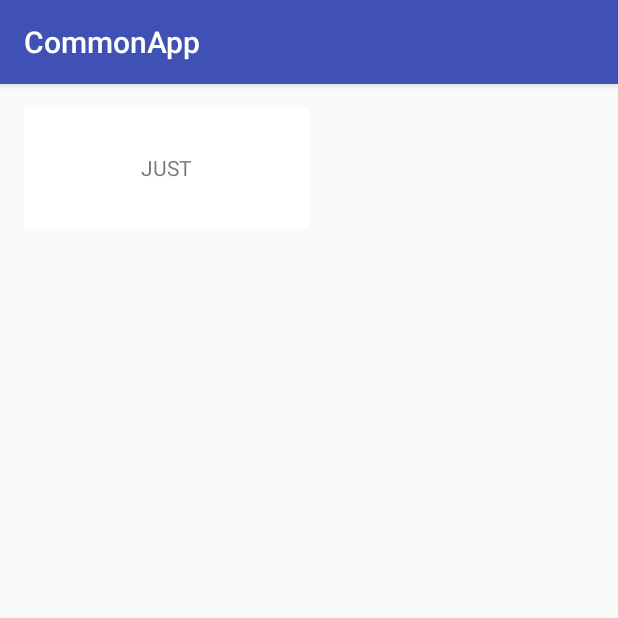
After one commit to yushilei1218/CommonApp, an Android app: the RxJavaActivity screen opened directly, with no data from a screen before it, on a phone screen of 412 x 824 dp, the top half of it. The commit adds this screen. Run offline under Robolectric (Android 15) with nearby library versions, the light colour scheme and no system bars; our stand-ins replace RxJava.

Commit message:
1： 项目引入RxJava2 开始进一步学习RxJava

```diff
--- a/app/build.gradle
+++ b/app/build.gradle
@@ -59,4 +59,6 @@ dependencies {
     testCompile 'junit:junit:4.12'
     debugCompile 'com.squareup.leakcanary:leakcanary-android:1.5.1'
     releaseCompile 'com.squareup.leakcanary:leakcanary-android-no-op:1.5.1'
+    compile 'io.reactivex.rxjava2:rxjava:2.1.2'
+    compile 'io.reactivex.rxjava2:rxandroid:2.0.1'
 }
--- a/app/src/main/AndroidManifest.xml
+++ b/app/src/main/AndroidManifest.xml
@@ -56,7 +56,8 @@
         <activity android:name=".ui.map.MapActivity" />
         <activity android:name=".ui.mvp.view.HomeActivity" />
         <activity android:name=".ui.swipelayout.SwipeLayoutActivity" />
-        <activity android:name=".ui.fragment.PagerFragmentActivity"></activity>
+        <activity android:name=".ui.fragment.PagerFragmentActivity" />
+        <activity android:name=".ui.rxjava.RxJavaActivity"></activity>
     </application>
 
 </manifest>
--- a/app/src/main/java/com/yushilei/commonapp/common/constant/Constant.java
+++ b/app/src/main/java/com/yushilei/commonapp/common/constant/Constant.java
@@ -15,4 +15,5 @@ public interface Constant {
     String XMLY = "喜马拉雅";
     String DrawLayout = "DrawLayout";
     String PagerFragment = "PagerFragment";
+    String RxJava2 = "RxJava2";
 }
--- a/app/src/main/java/com/yushilei/commonapp/ui/home/MainActivity.java
+++ b/app/src/main/java/com/yushilei/commonapp/ui/home/MainActivity.java
@@ -23,6 +23,7 @@ import com.yushilei.commonapp.ui.multilv.MultiListViewActivity;
 import com.yushilei.commonapp.ui.multirecycler.MultiRecyclerActivity;
 import com.yushilei.commonapp.ui.mvp.view.HomeActivity;
 import com.yushilei.commonapp.ui.ptr.PtrZpActivity;
+import com.yushilei.commonapp.ui.rxjava.RxJavaActivity;
 import com.yushilei.commonapp.ui.swipelayout.SwipeLayoutActivity;
 import com.yushilei.commonapp.ui.test.TestActivity;
 
@@ -48,6 +49,7 @@ public class MainActivity extends BaseActivity {
         HomeItem item7 = new HomeItem(new HomeBean(Constant.XMLY));
         HomeItem item8 = new HomeItem(new HomeBean(Constant.DrawLayout));
         HomeItem item9 = new HomeItem(new HomeBean(Constant.PagerFragment));
+        HomeItem item10 = new HomeItem(new HomeBean(Constant.RxJava2));
         data.add(item1);
         data.add(item2);
         data.add(item3);
@@ -57,6 +59,7 @@ public class MainActivity extends BaseActivity {
         data.add(item7);
         data.add(item8);
         data.add(item9);
+        data.add(item10);
         adapter.addAll(data);
     }
 
@@ -114,6 +117,9 @@ public class MainActivity extends BaseActivity {
                 case Constant.PagerFragment:
                     intent = new Intent(MainActivity.this, PagerFragmentActivity.class);
                     break;
+                case Constant.RxJava2:
+                    intent = new Intent(MainActivity.this, RxJavaActivity.class);
+                    break;
             }
             if (intent != null)
                 MainActivity.this.startActivity(intent);
--- /dev/null
+++ b/app/src/main/java/com/yushilei/commonapp/ui/rxjava/RxJavaActivity.java
@@ -0,0 +1,119 @@
+package com.yushilei.commonapp.ui.rxjava;
+
+
+import android.util.Log;
+import android.view.View;
+import android.widget.GridView;
+import android.widget.TextView;
+
+import com.yushilei.commonapp.R;
+import com.yushilei.commonapp.common.adapter.BaseViewHolder;
+import com.yushilei.commonapp.common.adapter.ItemWrapper;
+import com.yushilei.commonapp.common.adapter.MultiBaseAdapter;
+import com.yushilei.commonapp.common.base.BaseActivity;
+
+import java.util.LinkedList;
+import java.util.List;
+
+import io.reactivex.Observable;
+import io.reactivex.ObservableEmitter;
+import io.reactivex.ObservableOnSubscribe;
+import io.reactivex.Observer;
+import io.reactivex.Scheduler;
+import io.reactivex.android.schedulers.AndroidSchedulers;
+import io.reactivex.annotations.NonNull;
+import io.reactivex.disposables.Disposable;
+import io.reactivex.schedulers.Schedulers;
+
+public class RxJavaActivity extends BaseActivity {
+
+    @Override
+    protected int getLayoutId() {
+        return R.layout.activity_rx_java;
+    }
+
+    @Override
+    public void initView() {
+        GridView grid = (GridView) findView(R.id.rxjava_grid);
+        MultiBaseAdapter adapter = new MultiBaseAdapter(1);
+        grid.setAdapter(adapter);
+        List<ItemWrapper> data = new LinkedList<>();
+        data.add(new BeanWrapper(JUST));
+        adapter.addAll(data);
+
+
+    }
+
+    public static final String JUST = "JUST";
+
+    private void recordLog(String msg) {
+
+    }
+
+    private void just() {
+        Observable.create(new ObservableOnSubscribe<Integer>() {
+            @Override
+            public void subscribe(@NonNull ObservableEmitter<Integer> e) throws Exception {
+                Log.i(getTAG(), "subscribe " + Thread.currentThread().getName());
+                e.onNext(1);
+                e.onNext(2);
+                e.onNext(3);
+                e.onComplete();
+            }
+        }).subscribeOn(Schedulers.io())
+                .observeOn(AndroidSchedulers.mainThread())
+                .subscribe(new Observer<Integer>() {
+                    private Disposable disposable;
+
+                    @Override
+                    public void onSubscribe(@NonNull Disposable d) {
+                        disposable = d;
+                    }
+
+                    @Override
+                    public void onNext(@NonNull Integer integer) {
+                        Log.i(getTAG(), "onNext " + integer + " " + Thread.currentThread().getName());
+                        if (integer == 2) {
+                            disposable.dispose();
+                        }
+                    }
+
+                    @Override
+                    public void onError(@NonNull Throwable e) {
+                        Log.i(getTAG(), "onError " + e.getMessage());
+                    }
+
+                    @Override
+                    public void onComplete() {
+                        Log.i(getTAG(), "onComplete ");
+                    }
+                });
+    }
+
+    private final class BeanWrapper extends ItemWrapper<String> implements View.OnClickListener {
+        BeanWrapper(String bean) {
+            super(bean);
+        }
+
+        @Override
+        public int getLayoutRes() {
+            return R.layout.item_grid;
+        }
+
+        @Override
+        public void onBindViewHolder(BaseViewHolder holder, int pos) {
+            TextView tv = holder.findView(R.id.item_grid_tv);
+            tv.setText(bean);
+            holder.itemView.setOnClickListener(this);
+        }
+
+        @Override
+        public void onClick(View v) {
+            switch (bean) {
+                case JUST:
+                    just();
+                    break;
+            }
+        }
+    }
+}
--- /dev/null
+++ b/app/src/main/res/layout/activity_rx_java.xml
@@ -0,0 +1,18 @@
+<?xml version="1.0" encoding="utf-8"?>
+<RelativeLayout xmlns:android="http://schemas.android.com/apk/res/android"
+    xmlns:tools="http://schemas.android.com/tools"
+    android:id="@+id/activity_rx_java"
+    android:layout_width="match_parent"
+    android:layout_height="match_parent"
+    android:paddingBottom="@dimen/activity_vertical_margin"
+    android:paddingLeft="@dimen/activity_horizontal_margin"
+    android:paddingRight="@dimen/activity_horizontal_margin"
+    android:paddingTop="@dimen/activity_vertical_margin"
+    tools:context="com.yushilei.commonapp.ui.rxjava.RxJavaActivity">
+
+    <GridView
+        android:layout_width="match_parent"
+        android:numColumns="2"
+        android:id="@+id/rxjava_grid"
+        android:layout_height="match_parent" />
+</RelativeLayout>
--- /dev/null
+++ b/app/src/main/res/values-w820dp/dimens.xml
@@ -0,0 +1,6 @@
+<resources>
+    <!-- Example customization of dimensions originally defined in res/values/dimens.xml
+         (such as screen margins) for screens with more than 820dp of available width. This
+         would include 7" and 10" devices in landscape (~960dp and ~1280dp respectively). -->
+    <dimen name="activity_horizontal_margin">64dp</dimen>
+</resources>
--- /dev/null
+++ b/app/src/main/res/values/dimens.xml
@@ -0,0 +1,5 @@
+<resources>
+    <!-- Default screen margins, per the Android Design guidelines. -->
+    <dimen name="activity_horizontal_margin">16dp</dimen>
+    <dimen name="activity_vertical_margin">16dp</dimen>
+</resources>
```
